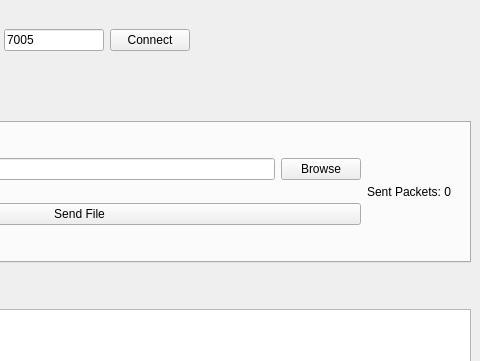
Above: ui/ui_client.ui from arilence/protocol-sliding-window before the change; both pictures show x 231 to 711 and y 0 to 361 of the 711 by 538 pixel window. Below: the same form after it.
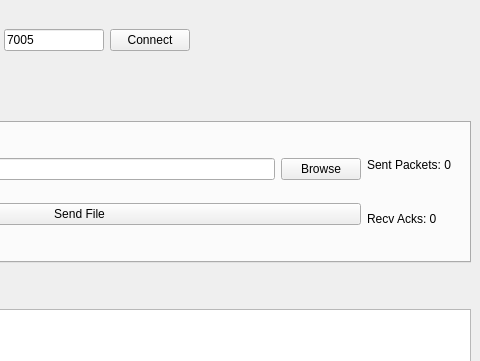
That is the form after the change.

Commit message: Add received packs and dropped pack rate

```diff
--- a/ui/ui_client.ui
+++ b/ui/ui_client.ui
@@ -223,6 +223,13 @@
                  </property>
                 </widget>
                </item>
+               <item>
+                <widget class="QLabel" name="receivedAcks2">
+                 <property name="text">
+                  <string>Recv Acks: 0</string>
+                 </property>
+                </widget>
+               </item>
               </layout>
              </item>
             </layout>
```
The commit also changes 5 other files.
